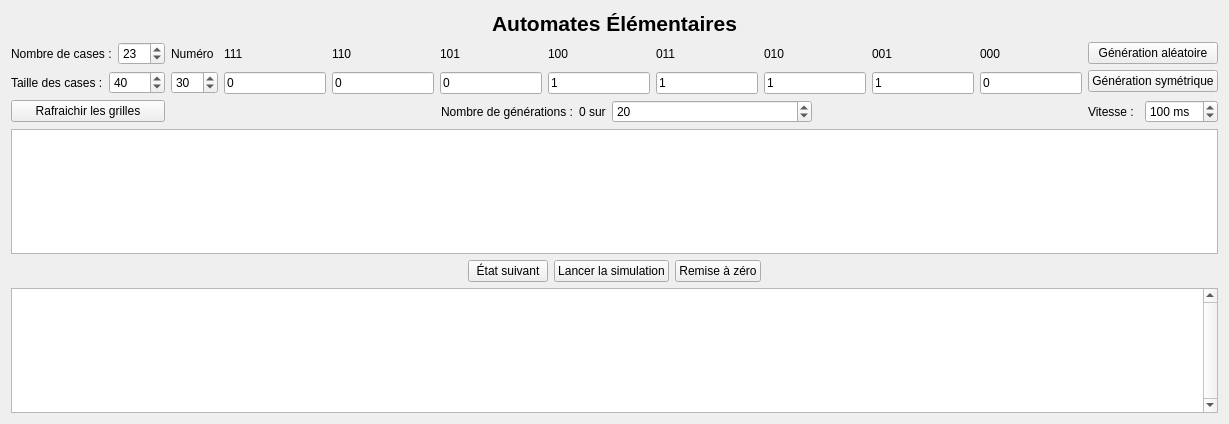
Above: src/ui/elementaireview.ui from danousna/autocell before the change. Below: the same form after it.
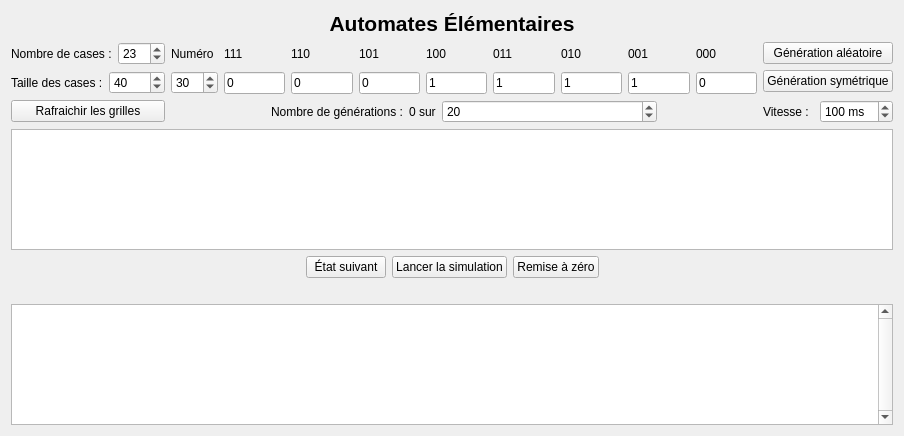
That is the form after the change.

```diff
--- a/src/ui/elementaireview.ui
+++ b/src/ui/elementaireview.ui
@@ -6,8 +6,8 @@
    <rect>
     <x>0</x>
     <y>0</y>
-    <width>1229</width>
-    <height>424</height>
+    <width>904</width>
+    <height>436</height>
    </rect>
   </property>
   <property name="windowTitle">
@@ -58,7 +58,7 @@
          </property>
          <property name="sizeHint" stdset="0">
           <size>
-           <width>270</width>
+           <width>100</width>
            <height>20</height>
           </size>
          </property>
@@ -101,7 +101,7 @@
          </property>
          <property name="sizeHint" stdset="0">
           <size>
-           <width>270</width>
+           <width>100</width>
            <height>20</height>
           </size>
          </property>
@@ -513,6 +513,22 @@
      </item>
     </layout>
    </item>
+   <item>
+    <spacer name="verticalSpacer">
+     <property name="orientation">
+      <enum>Qt::Vertical</enum>
+     </property>
+     <property name="sizeType">
+      <enum>QSizePolicy::Fixed</enum>
+     </property>
+     <property name="sizeHint" stdset="0">
+      <size>
+       <width>20</width>
+       <height>20</height>
+      </size>
+     </property>
+    </spacer>
+   </item>
    <item>
     <layout class="QHBoxLayout" name="horizontalLayout_8">
      <item>
```
Left out of the diff: 60 changed lines with no effect on the pictures.
